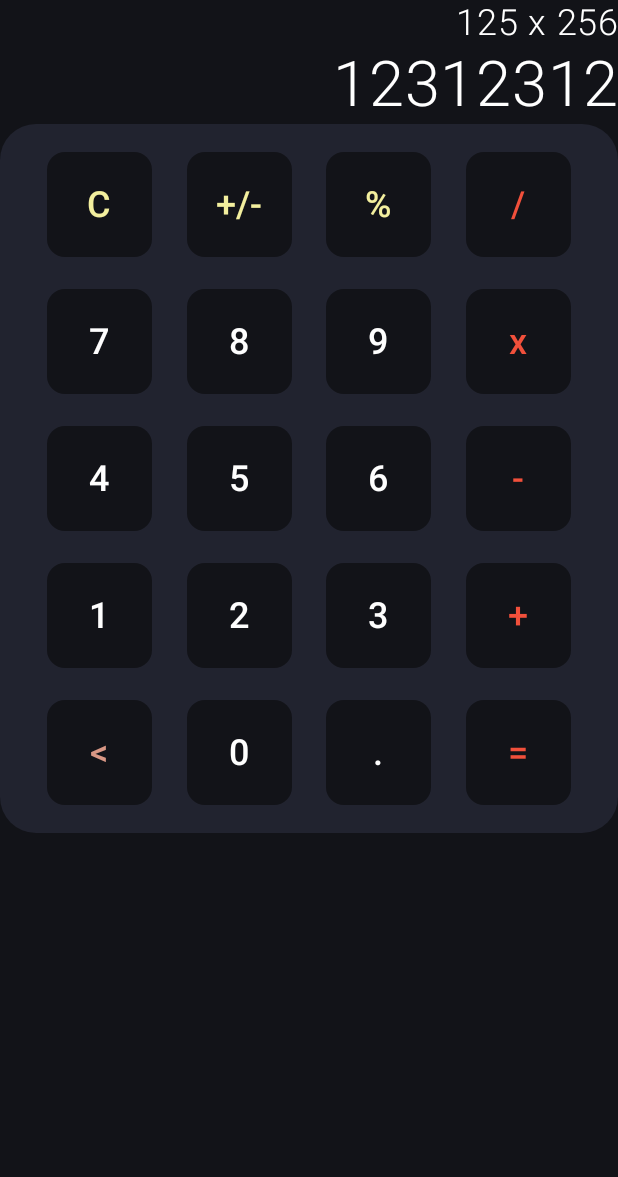
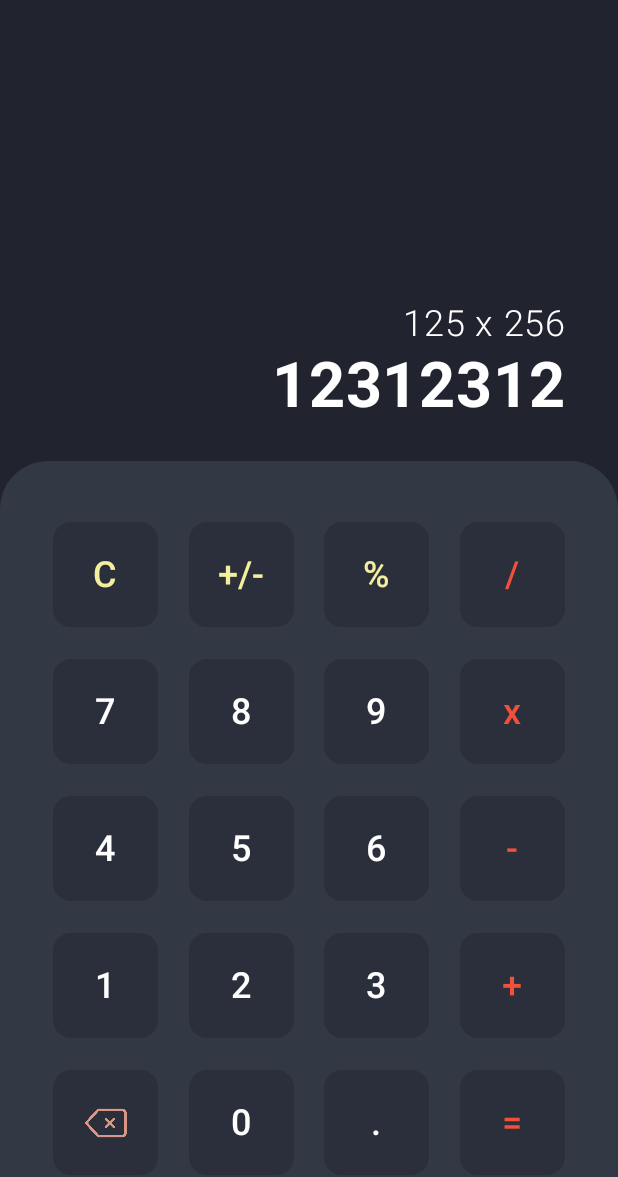
Before and after one commit to DiegoRodriguez3D/Calculadora, an Android app built with Jetpack Compose: the screen it shows after launch (MainActivity), on a phone screen of 412 x 824 dp. Shown: the top 1177 px of the screen. Run offline under Robolectric (Android 15) with nearby library versions, the phone set to English and light mode, and no system bars; our stand-ins replace constraintlayout-compose.

Commit message:
Diseño UI

```diff
--- a/app/build.gradle
+++ b/app/build.gradle
@@ -51,7 +51,7 @@ dependencies {
     implementation 'androidx.core:core-ktx:1.7.0'
     implementation 'androidx.lifecycle:lifecycle-runtime-ktx:2.3.1'
     implementation "androidx.lifecycle:lifecycle-viewmodel-compose:2.4.0"
-
+    implementation "androidx.constraintlayout:constraintlayout-compose:1.0.1"
     implementation 'androidx.activity:activity-compose:1.3.1'
     implementation "androidx.compose.ui:ui:$compose_version"
     implementation "androidx.compose.ui:ui-tooling-preview:$compose_version"
--- a/app/src/main/java/com/diegorb/calculadora/MainActivity.kt
+++ b/app/src/main/java/com/diegorb/calculadora/MainActivity.kt
@@ -4,7 +4,7 @@ import android.os.Bundle
 import androidx.activity.ComponentActivity
 import androidx.activity.compose.setContent
 import androidx.compose.ui.unit.dp
-import com.diegorb.calculadora.screens.calculadora.CalculadoraScreen
+import com.diegorb.calculadora.screens.pricipal.CalculadoraScreen
 import com.diegorb.calculadora.ui.theme.CalculadoraTheme
 
 class MainActivity : ComponentActivity() {
@@ -13,7 +13,6 @@ class MainActivity : ComponentActivity() {
         setContent {
             CalculadoraTheme {
 
-                val espacioGrid = 10.dp
 
                 CalculadoraScreen()
 
--- a/app/src/main/java/com/diegorb/calculadora/screens/calculadora/components/CalculadoraContent.kt
+++ /dev/null
@@ -1,43 +0,0 @@
-package com.diegorb.calculadora.screens.calculadora.components
-
-import androidx.compose.foundation.layout.*
-import androidx.compose.foundation.shape.RoundedCornerShape
-import androidx.compose.material3.*
-import androidx.compose.runtime.Composable
-import androidx.compose.ui.Alignment
-import androidx.compose.ui.Modifier
-import androidx.compose.ui.graphics.Color
-import androidx.compose.ui.text.font.FontWeight
-import androidx.compose.ui.text.style.TextAlign
-import androidx.compose.ui.unit.dp
-import androidx.compose.ui.unit.sp
-import com.diegorb.calculadora.screens.calculadora.CalculadoraState
-import com.diegorb.calculadora.ui.theme.FondoCardOscuro
-
-@OptIn(ExperimentalMaterial3Api::class)
-@Composable
-fun CalculadoraContent(state: CalculadoraState, modifier: Modifier = Modifier) {
-
-    Box(contentAlignment = Alignment.BottomCenter) {
-        Column(
-            modifier = Modifier
-                .fillMaxWidth()
-                .align(Alignment.Center), verticalArrangement = Arrangement.Center
-        ) {
-            PantallaInput(state)
-            Card(
-                modifier = Modifier,
-                colors = CardDefaults.cardColors(FondoCardOscuro),
-                shape = RoundedCornerShape(24.dp)
-            ) {
-                GridBotones()
-            }
-        }
-
-
-
-
-    }
-
-
-}
--- a/app/src/main/java/com/diegorb/calculadora/screens/calculadora/CalculadoraScreen.kt
+++ b/app/src/main/java/com/diegorb/calculadora/screens/pricipal/CalculadoraScreen.kt
@@ -1,11 +1,11 @@
-package com.diegorb.calculadora.screens.calculadora
+package com.diegorb.calculadora.screens.pricipal
 
 import android.annotation.SuppressLint
 import androidx.compose.material3.ExperimentalMaterial3Api
 import androidx.compose.material3.Scaffold
 import androidx.compose.runtime.Composable
 import androidx.lifecycle.viewmodel.compose.viewModel
-import com.diegorb.calculadora.screens.calculadora.components.CalculadoraContent
+import com.diegorb.calculadora.screens.pricipal.components.CalculadoraContent
 
 @OptIn(ExperimentalMaterial3Api::class)
 @SuppressLint("UnusedMaterial3ScaffoldPaddingParameter")
--- a/app/src/main/java/com/diegorb/calculadora/screens/calculadora/CalculadoraState.kt
+++ b/app/src/main/java/com/diegorb/calculadora/screens/pricipal/CalculadoraState.kt
@@ -1,4 +1,4 @@
-package com.diegorb.calculadora.screens.calculadora
+package com.diegorb.calculadora.screens.pricipal
 
 import com.diegorb.calculadora.Operacion
 
--- a/app/src/main/java/com/diegorb/calculadora/screens/calculadora/CalculadoraViewModel.kt
+++ b/app/src/main/java/com/diegorb/calculadora/screens/pricipal/CalculadoraViewModel.kt
@@ -1,4 +1,4 @@
-package com.diegorb.calculadora.screens.calculadora
+package com.diegorb.calculadora.screens.pricipal
 
 import androidx.compose.runtime.getValue
 import androidx.compose.runtime.mutableStateOf
--- a/app/src/main/java/com/diegorb/calculadora/screens/calculadora/components/BotonCalculadora.kt
+++ b/app/src/main/java/com/diegorb/calculadora/screens/pricipal/components/BotonCalculadora.kt
@@ -1,6 +1,7 @@
 package com.diegorb.calculadora
 
 import androidx.compose.foundation.BorderStroke
+import androidx.compose.foundation.Image
 import androidx.compose.foundation.layout.PaddingValues
 import androidx.compose.foundation.layout.padding
 import androidx.compose.foundation.layout.size
@@ -9,16 +10,18 @@ import androidx.compose.material3.*
 import androidx.compose.runtime.Composable
 import androidx.compose.ui.Modifier
 import androidx.compose.ui.graphics.Color
-import androidx.compose.ui.graphics.vector.ImageVector
+import androidx.compose.ui.graphics.ColorFilter
+import androidx.compose.ui.res.painterResource
 import androidx.compose.ui.unit.dp
 import androidx.compose.ui.unit.sp
+import com.diegorb.calculadora.ui.theme.FondoBotonOscuro
 
 @Composable
 fun BotonCalculadora(
-    symbol: String,
+    symbol: String = "",
     modifier: Modifier,
     color: Color = MaterialTheme.colorScheme.onPrimary,
-    icon: ImageVector? = null,
+    icon: Int? = null,
     roundness: Int = 8,
     onClick: () -> Unit
 ) {
@@ -27,14 +30,15 @@ fun BotonCalculadora(
         shape = RoundedCornerShape(roundness.dp),
         border = BorderStroke(1.dp, Color.Transparent),
         contentPadding = PaddingValues(18.dp),
-        colors = ButtonDefaults.buttonColors(MaterialTheme.colorScheme.background),
-        modifier = modifier.padding(5.dp).size(70.dp)
+        colors = ButtonDefaults.outlinedButtonColors(FondoBotonOscuro),
+        modifier = modifier
+            .padding(5.dp)
+            .size(70.dp)
     ) {
         if (icon != null) {
-            Icon(imageVector = icon, contentDescription = null, tint = color)
+            Image(painter = painterResource(id = icon), contentDescription = null, colorFilter = ColorFilter.tint(color), modifier = Modifier.size(28.dp))
         } else {
             Text(text = symbol, fontSize = 24.sp, color = color)
         }
-
     }
 }
--- /dev/null
+++ b/app/src/main/java/com/diegorb/calculadora/screens/pricipal/components/CalculadoraContent.kt
@@ -0,0 +1,41 @@
+package com.diegorb.calculadora.screens.pricipal.components
+
+import androidx.compose.foundation.layout.*
+import androidx.compose.foundation.shape.RoundedCornerShape
+import androidx.compose.material3.*
+import androidx.compose.runtime.Composable
+import androidx.compose.ui.ExperimentalComposeUiApi
+import androidx.compose.ui.Modifier
+import androidx.compose.ui.unit.dp
+import androidx.constraintlayout.compose.ConstraintLayout
+import com.diegorb.calculadora.screens.pricipal.CalculadoraState
+import com.diegorb.calculadora.ui.theme.FondoCardOscuro
+
+@OptIn(ExperimentalMaterial3Api::class, ExperimentalComposeUiApi::class)
+@Composable
+fun CalculadoraContent(state: CalculadoraState, modifier: Modifier = Modifier) {
+
+    ConstraintLayout(modifier = Modifier.fillMaxSize()) {
+        val (resultado, botones) = createRefs()
+        Column(
+            modifier = Modifier
+                .fillMaxWidth()
+                .constrainAs(botones) {
+                    bottom.linkTo(parent.bottom)
+                }
+                , verticalArrangement = Arrangement.Center
+        ) {
+
+            PantallaInput(state)
+
+            Spacer(modifier = Modifier.height(24.dp))
+
+            Card(
+                colors = CardDefaults.cardColors(FondoCardOscuro),
+                shape = RoundedCornerShape(topStart = 32.dp, topEnd = 32.dp),
+            ) {
+                GridBotones()
+            }
+        }
+    }
+}
--- a/app/src/main/java/com/diegorb/calculadora/screens/calculadora/components/Controles.kt
+++ b/app/src/main/java/com/diegorb/calculadora/screens/pricipal/components/Controles.kt
@@ -1,4 +1,4 @@
-package com.diegorb.calculadora.screens.calculadora.components
+package com.diegorb.calculadora.screens.pricipal.components
 
 import androidx.compose.runtime.Composable
 
--- a/app/src/main/java/com/diegorb/calculadora/screens/calculadora/components/GridBotones.kt
+++ b/app/src/main/java/com/diegorb/calculadora/screens/pricipal/components/GridBotones.kt
@@ -1,4 +1,4 @@
-package com.diegorb.calculadora.screens.calculadora.components
+package com.diegorb.calculadora.screens.pricipal.components
 
 import androidx.compose.foundation.layout.*
 import androidx.compose.runtime.Composable
@@ -35,7 +35,7 @@ val rows = listOf(
         BotonTipo("+", ColorBoton.COLOR_OPERACION)
     ),
     listOf(
-        BotonTipo("<", ColorBoton.COLOR_ESPECIAL),
+        BotonTipo(color = ColorBoton.COLOR_ESPECIAL, icon = com.diegorb.calculadora.R.drawable.delete_icon),
         BotonTipo("0", ColorBoton.COLOR_NUMEROS),
         BotonTipo(".", ColorBoton.COLOR_NUMEROS),
         BotonTipo("=", ColorBoton.COLOR_OPERACION)
@@ -43,8 +43,9 @@ val rows = listOf(
 )
 
 data class BotonTipo(
-    val text: String,
-    val color: ColorBoton
+    val text: String = "",
+    val color: ColorBoton,
+    val icon: Int? = null
 )
 
 enum class ColorBoton {
@@ -56,7 +57,9 @@ enum class ColorBoton {
 
 @Composable
 fun GridBotones() {
-    Column(modifier = Modifier.padding(8.dp).fillMaxWidth()) {
+    Column(modifier = Modifier
+        .padding(vertical = 30.dp, horizontal = 15.dp)
+        .fillMaxWidth()) {
         rows.map {tipoBoton ->
             RowCalculadora(tipoBoton)
         }
@@ -65,12 +68,15 @@ fun GridBotones() {
 
 @Composable
 fun RowCalculadora(valor: List<BotonTipo>){
-    Row(modifier = Modifier.padding(5.dp).fillMaxWidth(), horizontalArrangement = Arrangement.SpaceEvenly) {
+    Row(modifier = Modifier
+        .padding(5.dp)
+        .fillMaxWidth(), horizontalArrangement = Arrangement.SpaceEvenly) {
         valor.map {tipoBoton ->
             BotonCalculadora(
                 modifier = Modifier,
                 symbol = tipoBoton.text,
                 color = tipoBoton.getTextColor(),
+                icon = tipoBoton.icon,
                 roundness = 12
             ) {
 
--- a/app/src/main/java/com/diegorb/calculadora/screens/calculadora/components/PantallaInput.kt
+++ b/app/src/main/java/com/diegorb/calculadora/screens/pricipal/components/PantallaInput.kt
@@ -1,8 +1,7 @@
-package com.diegorb.calculadora.screens.calculadora.components
+package com.diegorb.calculadora.screens.pricipal.components
 
 import androidx.compose.foundation.layout.fillMaxWidth
 import androidx.compose.foundation.layout.padding
-import androidx.compose.material3.MaterialTheme
 import androidx.compose.material3.Text
 import androidx.compose.runtime.Composable
 import androidx.compose.ui.Modifier
@@ -11,7 +10,7 @@ import androidx.compose.ui.text.font.FontWeight
 import androidx.compose.ui.text.style.TextAlign
 import androidx.compose.ui.unit.dp
 import androidx.compose.ui.unit.sp
-import com.diegorb.calculadora.screens.calculadora.CalculadoraState
+import com.diegorb.calculadora.screens.pricipal.CalculadoraState
 
 @Composable
 fun PantallaInput(state: CalculadoraState) {
@@ -22,20 +21,21 @@ fun PantallaInput(state: CalculadoraState) {
         textAlign = TextAlign.End,
         modifier = Modifier
             .fillMaxWidth()
-            .padding(vertical = 1.dp),
+            .padding(vertical = 1.dp, horizontal = 35.dp),
         fontWeight = FontWeight.Light,
         fontSize = 24.sp,
         color = Color.White,
         maxLines = 2
     )
+
     Text(
         //text = state.numero1 + (state.operacion ?: "") + state.numero2,
         text = "12312312",
         textAlign = TextAlign.End,
         modifier = Modifier
             .fillMaxWidth()
-            .padding(vertical = 1.dp),
-        fontWeight = FontWeight.Light,
+            .padding(vertical = 1.dp, horizontal = 35.dp),
+        fontWeight = FontWeight.Bold,
         fontSize = 42.sp,
         color = Color.White,
         maxLines = 2
--- a/app/src/main/java/com/diegorb/calculadora/ui/theme/Color.kt
+++ b/app/src/main/java/com/diegorb/calculadora/ui/theme/Color.kt
@@ -1,17 +1,8 @@
 package com.diegorb.calculadora.ui.theme
 
 import androidx.compose.ui.graphics.Color
-
-val Purple80 = Color(0xFFFFBCD1)
-val PurpleGrey80 = Color(0xFFDCC2D2)
-val Pink80 = Color(0xFFEFB8C8)
-
-val Purple40 = Color(0xFF6650a4)
-val PurpleGrey40 = Color(0xFF625b71)
-val Pink40 = Color(0xFF7D5260)
-
 //Fondo
-val FondoOscuro = Color(0xFF21232F)
+val FondoOscuro = Color(0xFF21232f)
 val FondoClaro = Color(0xFFFEFEFE)
 
 //Botones
@@ -19,5 +10,6 @@ val Verde = Color(0xFFF3EF9E)
 val Naranja = Color(0xFFD89785)
 val Rojo = Color(0xFFF1503B)
 val Blanco = Color(0xFFFEFEFE)
-val FondoCardOscuro = Color(0xFF21232F)
+val FondoCardOscuro = Color(0xFF323844)
+val FondoBotonOscuro = Color(0xFF2b2f3b)
 val FondoCardClaro = Color(0xFFF5F5F5)
--- a/app/src/main/java/com/diegorb/calculadora/ui/theme/Theme.kt
+++ b/app/src/main/java/com/diegorb/calculadora/ui/theme/Theme.kt
@@ -2,7 +2,6 @@ package com.diegorb.calculadora.ui.theme
 
 import android.app.Activity
 import android.os.Build
-import androidx.compose.foundation.isSystemInDarkTheme
 import androidx.compose.material3.MaterialTheme
 import androidx.compose.material3.darkColorScheme
 import androidx.compose.material3.dynamicDarkColorScheme
@@ -45,7 +44,7 @@ private val LightColorScheme = lightColorScheme(
 fun CalculadoraTheme(
     darkTheme: Boolean = true,
     // Dynamic color is available on Android 12+
-    dynamicColor: Boolean = true,
+    dynamicColor: Boolean = false,
     content: @Composable () -> Unit
 ) {
     val colorScheme = when {
@@ -59,8 +58,10 @@ fun CalculadoraTheme(
     val view = LocalView.current
     if (!view.isInEditMode) {
         SideEffect {
-            (view.context as Activity).window.statusBarColor = colorScheme.primary.toArgb()
+            (view.context as Activity).window.statusBarColor = FondoOscuro.toArgb()
+            (view.context as Activity).window.navigationBarColor = FondoCardOscuro.toArgb()
             ViewCompat.getWindowInsetsController(view)?.isAppearanceLightStatusBars = darkTheme
+            ViewCompat.getWindowInsetsController(view)?.isAppearanceLightNavigationBars = darkTheme
         }
     }
 
--- a/app/src/main/res/values/colors.xml
+++ b/app/src/main/res/values/colors.xml
@@ -7,4 +7,6 @@
     <color name="teal_700">#FF018786</color>
     <color name="black">#FF000000</color>
     <color name="white">#FFFFFFFF</color>
+    <color name="statusBar">#FF21232f</color>
+    <color name="navBar">#FF323844</color>
 </resources>
--- a/app/src/main/res/values/themes.xml
+++ b/app/src/main/res/values/themes.xml
@@ -1,5 +1,9 @@
 <?xml version="1.0" encoding="utf-8"?>
 <resources>
 
-    <style name="Theme.Calculadora" parent="android:Theme.Material.Light.NoActionBar" />
+    <style name="Theme.Calculadora" parent="android:Theme.Material.Light.NoActionBar">
+        <item name="android:statusBarColor">@color/statusBar</item>
+        <item name="android:windowLightStatusBar">@color/white</item>
+        <item name="android:navigationBarColor">@color/navBar</item>
+    </style>
 </resources>
```
Also changed, not shown: app/src/main/res/drawable/delete_icon.png (added).
